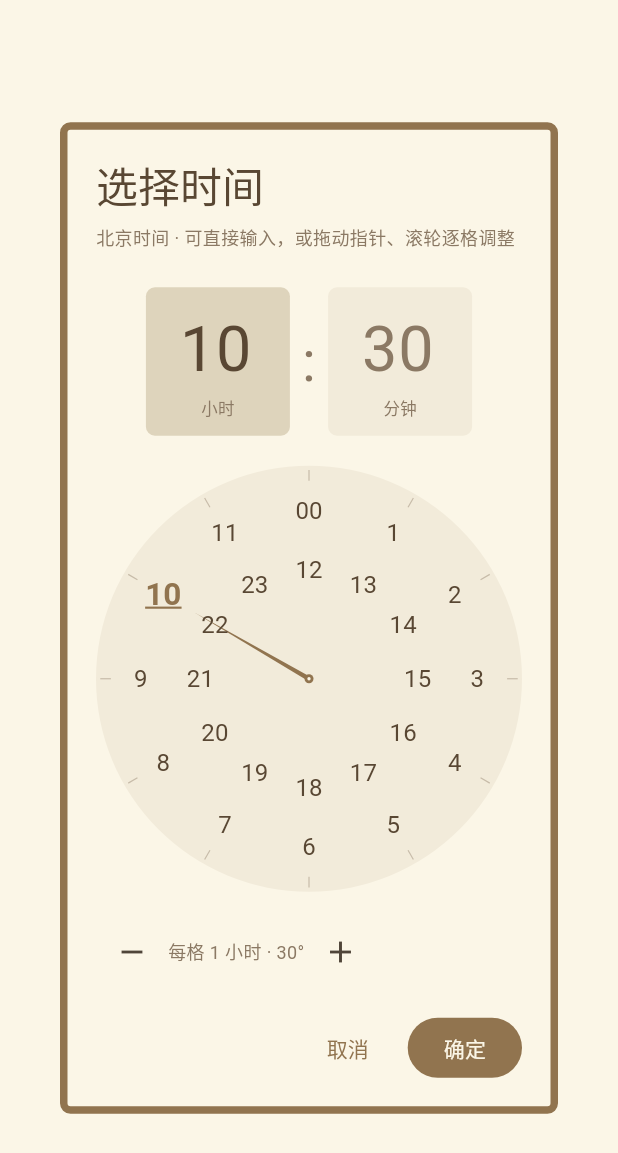
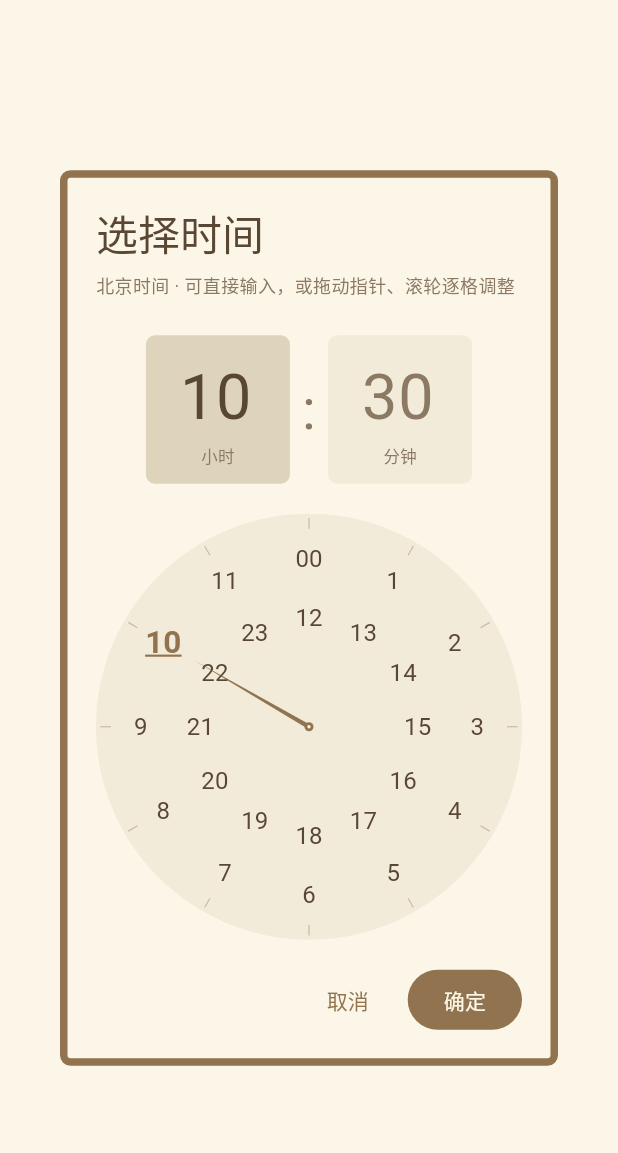
Before and after one commit to dengweitian0-svg/TimeCue, a Flutter app: the NotebookTimePicker widget shown alone on an empty page, opened directly with empty values, on a phone screen of 412 x 824 dp. Shown: the top 1153 px of the screen. Run offline on Flutter 3.47's test engine with Material 3 defaults, Android fonts, the phone set to English and light mode, and no system bars; network calls fail; Roboto replaces fonts that are missing (Microsoft YaHei, SimSun).

Commit message:
refactor: 移除时间选择器步进辅助栏

```diff
--- a/desktop/lib/features/schedule_editor/notebook_time_picker.dart
+++ b/desktop/lib/features/schedule_editor/notebook_time_picker.dart
@@ -272,30 +272,6 @@ class _NotebookTimePickerState extends State<NotebookTimePicker> {
             child: Column(
               crossAxisAlignment: CrossAxisAlignment.start,
               children: [
-                Row(
-                  children: [
-                    IconButton(
-                      onPressed: () => step(-1),
-                      tooltip: hours ? '上一小时' : '上一分钟',
-                      icon: const Icon(Icons.remove),
-                    ),
-                    Flexible(
-                      child: Text(
-                        hours ? '每格 1 小时 · 30°' : '每格 1 分钟 · 6°',
-                        style: const TextStyle(
-                          fontSize: 12,
-                          color: NotebookTheme.muted,
-                        ),
-                      ),
-                    ),
-                    IconButton(
-                      onPressed: () => step(1),
-                      tooltip: hours ? '下一小时' : '下一分钟',
-                      icon: const Icon(Icons.add),
-                    ),
-                  ],
-                ),
-                const SizedBox(height: 16),
                 if (error != null)
                   Padding(
                     padding: const EdgeInsets.only(bottom: 12),
```
Also changed, not shown: 5 other files.
